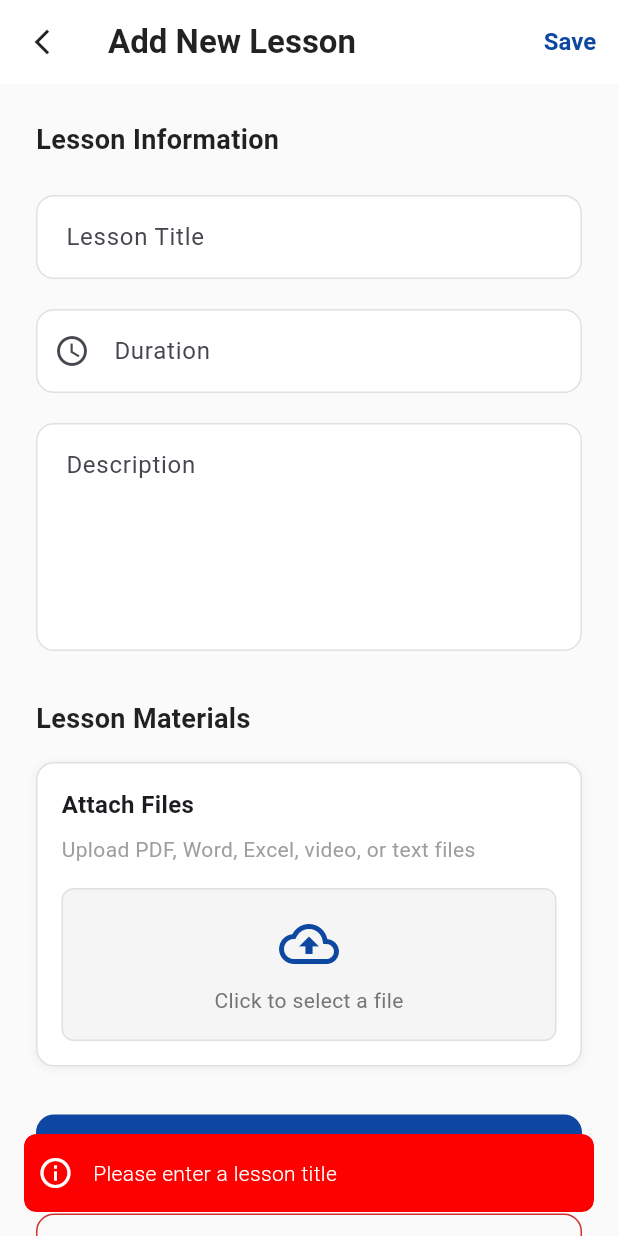
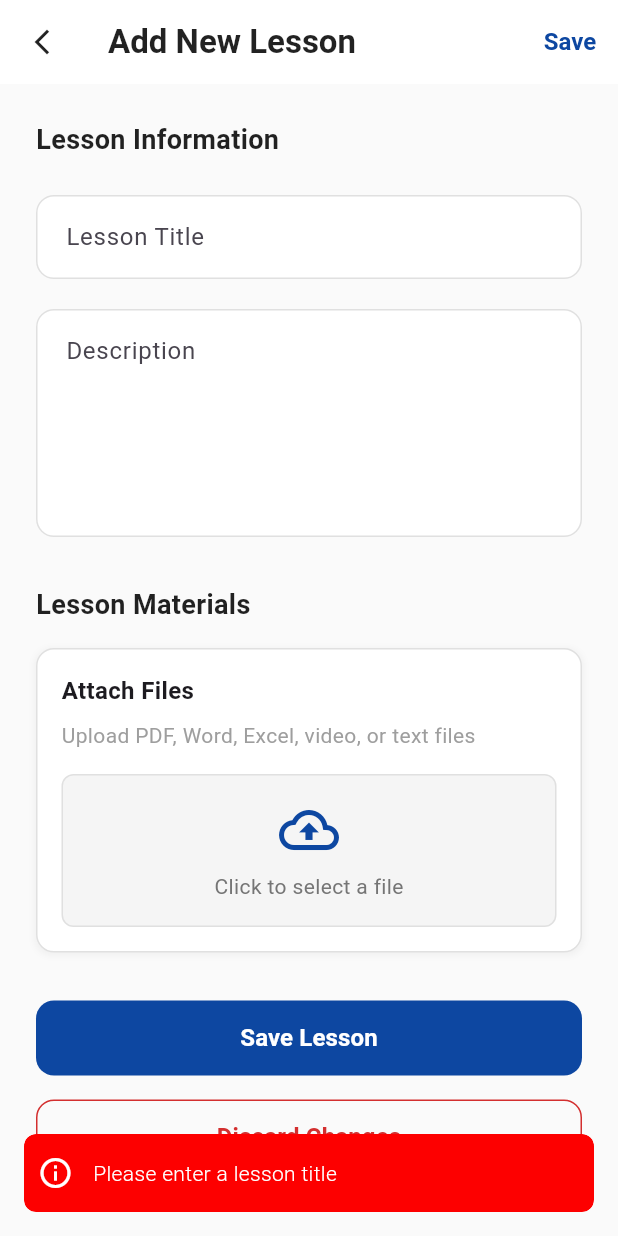
Before and after one commit to flappyBirdBol-anon/code-bolanon-mobile, a Flutter app: the AddLessonView screen opened by its route, after a tap on "Save Lesson", on a phone screen of 412 x 824 dp. Run offline on Flutter 3.47's test engine with Material 3 defaults, Android fonts, the phone set to English and light mode, and no system bars; our stand-ins replace cached_network_image, carousel_slider, data_table_2, dio, file_picker, fl_chart and 22 more; missing offline and left inert: animated_svg, docx_viewer, excel, flutter_pdfview, flutter_stripe, media_kit and 3 more; accounts and stored records are empty; project files that could hold a hidden picture were left out.

Commit message:
hotfix: update lesson and payment cancel message

```diff
--- a/lib/services/payment_service.dart
+++ b/lib/services/payment_service.dart
@@ -177,6 +177,16 @@ class PaymentService with ListenableServiceMixin {
         'message': 'Payment successful',
       };
     } catch (e) {
+      if (e is StripeException) {
+        print('${e.error.code} ksdjskf');
+        if (e.error.code == FailureCode.Canceled) {
+          return {
+            'success': false,
+            'cancelled': true,
+            'message': 'Payment was cancelled by user',
+          };
+        }
+      }
       return {
         'success': false,
         'message': 'Payment error: $e',
@@ -284,7 +294,7 @@ class PaymentService with ListenableServiceMixin {
     } catch (e) {
       return {
         'success': false,
-        'message': 'Payment error: $e',
+        'message': 'Payment errormanual: $e',
       };
     }
   }
--- a/lib/ui/views/add_lesson/add_lesson_view.dart
+++ b/lib/ui/views/add_lesson/add_lesson_view.dart
@@ -101,37 +101,37 @@ class AddLessonView extends StackedView<AddLessonViewModel> {
                   const SizedBox(height: 20),
 
                   // Duration Field
-                  TextField(
-                    controller: viewModel.durationController,
-                    enabled: !viewModel.isUploading,
-                    decoration: InputDecoration(
-                      labelText: 'Duration',
-                      hintText: 'e.g., 45 minutes, 1 hour',
-                      border: OutlineInputBorder(
-                        borderRadius: BorderRadius.circular(12),
-                        borderSide: BorderSide(color: Colors.grey[300]!),
-                      ),
-                      enabledBorder: OutlineInputBorder(
-                        borderRadius: BorderRadius.circular(12),
-                        borderSide: BorderSide(color: Colors.grey[300]!),
-                      ),
-                      focusedBorder: OutlineInputBorder(
-                        borderRadius: BorderRadius.circular(12),
-                        borderSide: BorderSide(
-                          color: Theme.of(context).primaryColor,
-                          width: 2,
-                        ),
-                      ),
-                      filled: true,
-                      fillColor: Colors.white,
-                      contentPadding: const EdgeInsets.symmetric(
-                        horizontal: 16,
-                        vertical: 16,
-                      ),
-                      prefixIcon: const Icon(Icons.access_time),
-                    ),
-                  ),
-                  const SizedBox(height: 20),
+                  // TextField(
+                  //   controller: viewModel.durationController,
+                  //   enabled: !viewModel.isUploading,
+                  //   decoration: InputDecoration(
+                  //     labelText: 'Duration',
+                  //     hintText: 'e.g., 45 minutes, 1 hour',
+                  //     border: OutlineInputBorder(
+                  //       borderRadius: BorderRadius.circular(12),
+                  //       borderSide: BorderSide(color: Colors.grey[300]!),
+                  //     ),
+                  //     enabledBorder: OutlineInputBorder(
+                  //       borderRadius: BorderRadius.circular(12),
+                  //       borderSide: BorderSide(color: Colors.grey[300]!),
+                  //     ),
+                  //     focusedBorder: OutlineInputBorder(
+                  //       borderRadius: BorderRadius.circular(12),
+                  //       borderSide: BorderSide(
+                  //         color: Theme.of(context).primaryColor,
+                  //         width: 2,
+                  //       ),
+                  //     ),
+                  //     filled: true,
+                  //     fillColor: Colors.white,
+                  //     contentPadding: const EdgeInsets.symmetric(
+                  //       horizontal: 16,
+                  //       vertical: 16,
+                  //     ),
+                  //     prefixIcon: const Icon(Icons.access_time),
+                  //   ),
+                  // ),
+                  // const SizedBox(height: 20),
 
                   // Description Field
                   TextField(
--- a/lib/ui/views/add_lesson/add_lesson_viewmodel.dart
+++ b/lib/ui/views/add_lesson/add_lesson_viewmodel.dart
@@ -263,6 +263,7 @@ class AddLessonViewModel extends BaseViewModel {
           label: titleController.text,
           description: descriptionController.text,
           duration: durationController.text,
+          courseId: existingLesson.courseId.toString(),
           filePath: _selectedFile?.path,
           fileName: _selectedFile?.name ?? existingLesson.fileName,
           fileType: _selectedFile != null
@@ -311,10 +312,10 @@ class AddLessonViewModel extends BaseViewModel {
       return false;
     }
 
-    if (durationController.text.isEmpty) {
-      _showErrorSnackbar('Please enter a lesson duration');
-      return false;
-    }
+    // if (durationController.text.isEmpty) {
+    //   _showErrorSnackbar('Please enter a lesson duration');
+    //   return false;
+    // }
 
     if (descriptionController.text.isEmpty) {
       _showErrorSnackbar('Please enter a lesson description');
--- a/lib/ui/views/payment/payment_view.dart
+++ b/lib/ui/views/payment/payment_view.dart
@@ -1,4 +1,3 @@
-// lib/ui/views/payment/payment_view.dart
 import 'package:flutter/material.dart';
 import 'package:flutter/services.dart';
 import 'package:google_fonts/google_fonts.dart';
--- a/lib/ui/views/payment/payment_viewmodel.dart
+++ b/lib/ui/views/payment/payment_viewmodel.dart
@@ -175,7 +175,7 @@ class PaymentViewModel extends BaseViewModel {
       await _dialogService.showCustomDialog(
         variant: DialogType.error,
         title: 'Error',
-        description: 'An unexpected error occurred: $e',
+        description: 'An unexpected error occurreded: $e',
       );
       return errorResult;
     } finally {
```
Also changed, not shown: pubspec.lock.
